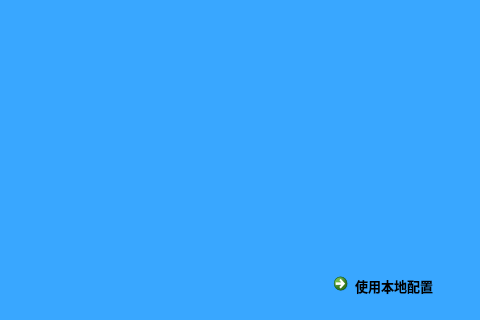
Old version of the form ui/loginui.ui in the repository link-fgfgui/question-points; both pictures show x 454 to 934 and y 284 to 604 of the 934 by 604 pixel window.
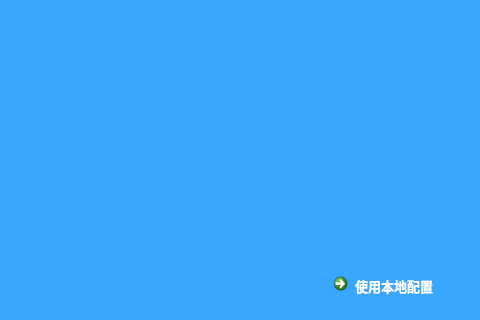
New version of the form. Icons and pictures are not drawn.

What changed in the file:
```diff
--- a/ui/loginui.ui
+++ b/ui/loginui.ui
@@ -288,7 +288,7 @@
     </font>
    </property>
    <property name="styleSheet">
-    <string notr="true"/>
+    <string notr="true">color: rgb(255,255,255)</string>
    </property>
    <property name="text">
     <string>使用本地配置</string>
```
Left out of the diff: 2 changed lines with no effect on the pictures.
